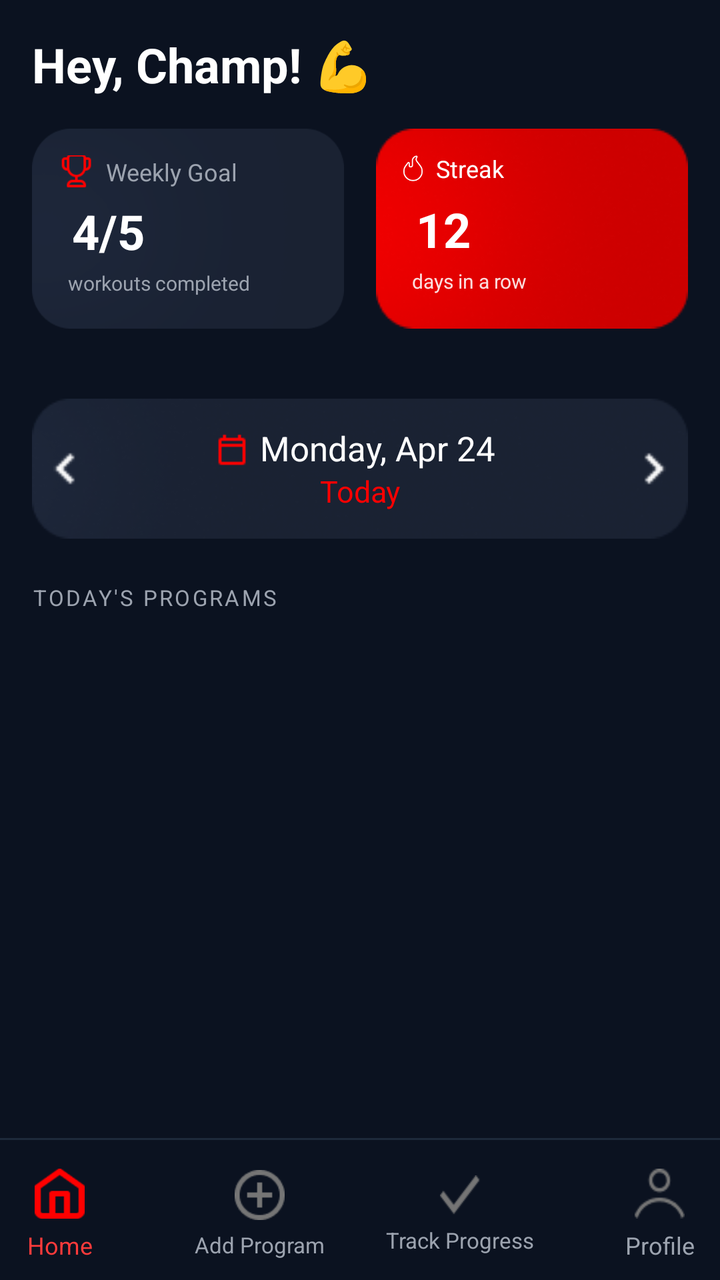
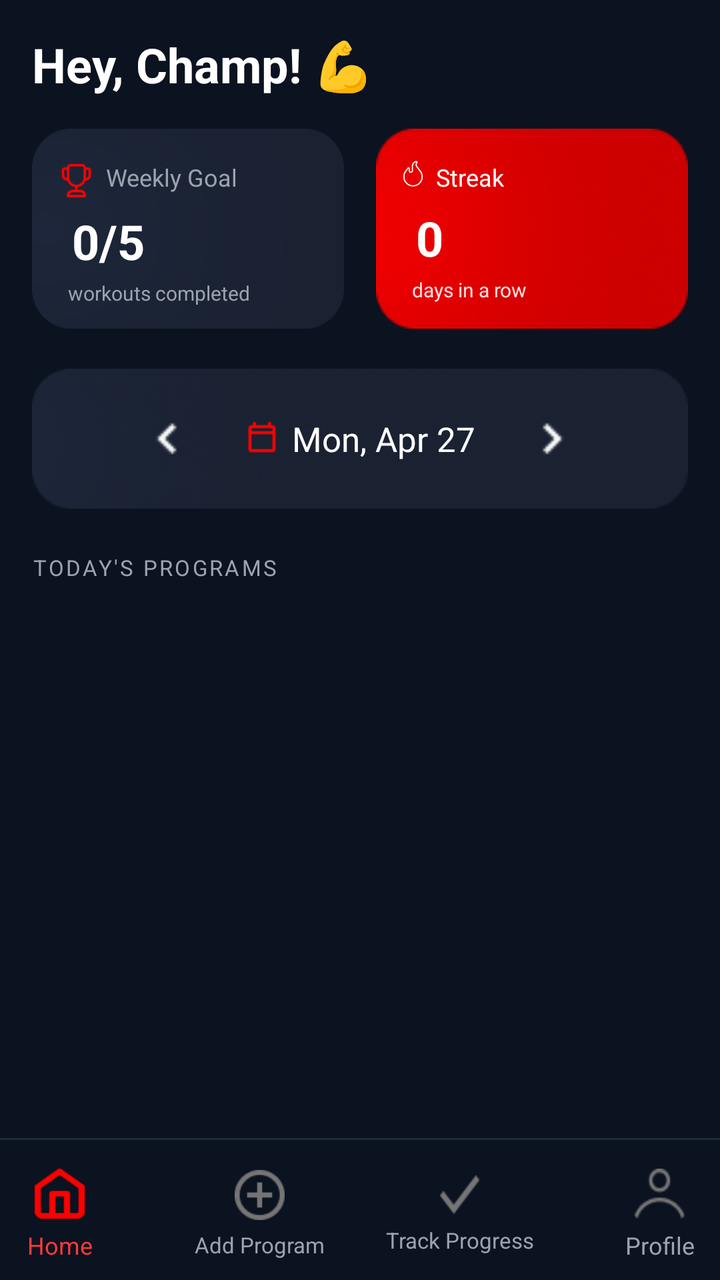

Screens rendered from an Android XML layout before and after an edit, with the pre-edit source and the edit as a unified diff.
<!-- AndroidManifest.xml: application theme Theme.MyApplication -->
<!-- res/layout/activity_main.xml -->
<androidx.constraintlayout.widget.ConstraintLayout xmlns:android="http://schemas.android.com/apk/res/android"
    xmlns:app="http://schemas.android.com/apk/res-auto"
    android:id="@+id/main"
    android:layout_width="match_parent"
    android:layout_height="match_parent"
    android:background="#0B1220">

    
    <LinearLayout
        android:id="@+id/topSection"
        android:layout_width="0dp"
        android:layout_height="wrap_content"
        android:orientation="vertical"
        android:padding="16dp"
        app:layout_constraintEnd_toEndOf="parent"
        app:layout_constraintStart_toStartOf="parent"
        app:layout_constraintTop_toTopOf="parent">

        <TextView
            android:layout_width="wrap_content"
            android:layout_height="wrap_content"
            android:text="Hey, Champ! 💪"
            android:textColor="#FFFFFF"
            android:textSize="24sp"
            android:textStyle="bold" />

        
        <LinearLayout
            android:layout_width="match_parent"
            android:layout_height="wrap_content"
            android:layout_marginTop="16dp"
            android:orientation="horizontal">

            
            <LinearLayout
                android:layout_width="0dp"
                android:layout_height="100dp"
                android:layout_marginEnd="8dp"
                android:layout_weight="1"
                android:background="@drawable/rectangle1"
                android:orientation="vertical"
                android:padding="12dp">

                <LinearLayout
                    android:layout_width="match_parent"
                    android:layout_height="wrap_content"
                    android:layout_marginTop="-3dp"
                    android:orientation="horizontal"
                    android:paddingTop="4dp">

                    <ImageView
                        android:layout_width="20dp"
                        android:layout_height="20dp"
                        android:layout_marginTop="-2.5dp"
                        android:background="@drawable/g_trophy_icon" />

                    <TextView
                        android:layout_width="wrap_content"
                        android:layout_height="wrap_content"
                        android:layout_marginLeft="5dp"
                        android:text="Weekly Goal"
                        android:textColor="#9CA3AF"
                        android:textSize="12sp" />
                </LinearLayout>

                <TextView
                    android:layout_width="wrap_content"
                    android:layout_height="wrap_content"
                    android:layout_marginLeft="8dp"
                    android:layout_marginTop="4dp"
                    android:text="4/5"
                    android:textColor="#FFFFFF"
                    android:textSize="24sp"
                    android:textStyle="bold" />

                <TextView
                    android:layout_width="wrap_content"
                    android:layout_height="wrap_content"
                    android:layout_marginLeft="6dp"
                    android:layout_marginTop="3dp"
                    android:text="workouts completed"
                    android:textColor="#9CA3AF"
                    android:textSize="10sp" />
            </LinearLayout>

            
            <LinearLayout
                android:layout_width="0dp"
                android:layout_height="100dp"
                android:layout_marginStart="8dp"
                android:layout_weight="1"
                android:background="@drawable/rectangle_red"
                android:orientation="vertical"
                android:padding="12dp">

                <LinearLayout
                    android:layout_width="match_parent"
                    android:layout_height="wrap_content"
                    android:layout_marginTop="-3dp"
                    android:orientation="horizontal"
                    android:paddingTop="4dp">

                    <ImageView
                        android:layout_width="13dp"
                        android:layout_height="13dp"
                        android:background="@drawable/fire_icon" />

                    <TextView
                        android:layout_width="wrap_content"
                        android:layout_height="wrap_content"
                        android:layout_marginLeft="5dp"
                        android:layout_marginTop="-2dp"
                        android:text="Streak"
                        android:textColor="#FFFFFF"
                        android:textSize="12sp" />
                </LinearLayout>

                <TextView
                    android:layout_width="wrap_content"
                    android:layout_height="wrap_content"
                    android:layout_marginLeft="8dp"
                    android:layout_marginTop="6dp"
                    android:text="12"
                    android:textColor="#FFFFFF"
                    android:textSize="24sp"
                    android:textStyle="bold" />

                <TextView
                    android:layout_width="wrap_content"
                    android:layout_height="wrap_content"
                    android:layout_marginLeft="6dp"
                    android:layout_marginTop="3dp"
                    android:text="days in a row"
                    android:textColor="#DDFFFFFF"
                    android:textSize="10sp" />
            </LinearLayout>

        </LinearLayout>

        
        <LinearLayout
            android:layout_width="match_parent"
            android:layout_height="70dp"
            android:layout_marginTop="35dp"
            android:background="@drawable/rectangle_calend"
            android:gravity="center"
            android:orientation="horizontal">

            <ImageView
                android:id="@+id/btnPrevDay"
                android:layout_width="30dp"
                android:layout_height="30dp"
                android:layout_marginRight="60dp"
                android:background="@drawable/arrow"
                android:padding="4dp" />

            <ImageView
                android:layout_width="18dp"
                android:layout_height="18dp"
                android:layout_marginTop="-9dp"
                android:layout_marginRight="5dp"
                android:background="@drawable/calendar_icon" />

            <LinearLayout
                android:layout_width="wrap_content"
                android:layout_height="wrap_content"
                android:layout_marginRight="5dp"
                android:orientation="vertical">

                <TextView
                    android:id="@+id/tvCurrentDate"
                    android:layout_width="wrap_content"
                    android:layout_height="wrap_content"
                    android:text="Monday, Apr 24"
                    android:textColor="#FFFFFF"
                    android:textSize="17dp" />

                <TextView
                    android:id="@+id/tvDayLabel"
                    android:layout_width="wrap_content"
                    android:layout_height="wrap_content"
                    android:layout_marginLeft="30dp"
                    android:text="Today"
                    android:textColor="#FF0000"
                    android:textSize="15dp" />

            </LinearLayout>

            <ImageView
                android:id="@+id/btnNextDay"
                android:layout_width="30dp"
                android:layout_height="30dp"
                android:layout_marginLeft="60dp"
                android:background="@drawable/arrow"
                android:rotationY="180"
                android:padding="4dp" />

        </LinearLayout>

        
        <TextView
            android:layout_width="wrap_content"
            android:layout_height="wrap_content"
            android:layout_marginTop="22dp"
            android:text="TODAY'S PROGRAMS"
            android:textColor="#9CA3AF"
            android:textSize="11sp"
            android:letterSpacing="0.1" />

    </LinearLayout>

    
    <ScrollView
        android:id="@+id/scrollContent"
        android:layout_width="0dp"
        android:layout_height="0dp"
        android:fillViewport="true"
        android:scrollbars="none"
        app:layout_constraintBottom_toTopOf="@id/bottomNav"
        app:layout_constraintEnd_toEndOf="parent"
        app:layout_constraintStart_toStartOf="parent"
        app:layout_constraintTop_toBottomOf="@id/topSection">

        <LinearLayout
            android:id="@+id/programContainer"
            android:layout_width="match_parent"
            android:layout_height="wrap_content"
            android:orientation="vertical"
            android:padding="16dp" />

    </ScrollView>

    
    <View
        android:id="@+id/divider"
        android:layout_width="match_parent"
        android:layout_height="1dp"
        android:background="#1E2A3B"
        app:layout_constraintBottom_toTopOf="@id/bottomNav" />

    <LinearLayout
        android:id="@+id/bottomNav"
        android:layout_width="0dp"
        android:layout_height="70dp"
        android:background="#0B1220"
        android:gravity="center"
        android:orientation="horizontal"
        android:paddingTop="5dp"
        app:layout_constraintBottom_toBottomOf="parent"
        app:layout_constraintEnd_toEndOf="parent"
        app:layout_constraintStart_toStartOf="parent">

        
        <LinearLayout
            android:id="@+id/navHome"
            android:layout_width="80dp"
            android:layout_height="wrap_content"
            android:orientation="vertical">

            <ImageView
                android:layout_width="25dp"
                android:layout_height="25dp"
                android:layout_gravity="center"
                android:layout_marginBottom="5dp"
                android:background="@drawable/home_icon" />

            <TextView
                android:layout_width="wrap_content"
                android:layout_height="wrap_content"
                android:layout_gravity="center"
                android:text="Home"
                android:textColor="#FF3B3B"
                android:textSize="12dp" />
        </LinearLayout>

        
        <LinearLayout
            android:id="@+id/navAddProgram"
            android:layout_width="80dp"
            android:layout_height="wrap_content"
            android:layout_marginLeft="20dp"
            android:orientation="vertical">

            <ImageView
                android:layout_width="25dp"
                android:layout_height="25dp"
                android:layout_gravity="center"
                android:layout_marginBottom="5dp"
                android:background="@drawable/add_icon" />

            <TextView
                android:layout_width="wrap_content"
                android:layout_height="wrap_content"
                android:layout_gravity="center"
                android:text="Add Program"
                android:textColor="#9CA3AF"
                android:textSize="11dp" />
        </LinearLayout>

        
        <LinearLayout
            android:id="@+id/navTrack"
            android:layout_width="80dp"
            android:layout_height="wrap_content"
            android:layout_marginLeft="20dp"
            android:orientation="vertical">

            <ImageView
                android:layout_width="20dp"
                android:layout_height="20dp"
                android:layout_gravity="center"
                android:layout_marginBottom="5dp"
                android:background="@drawable/check_icon" />

            <TextView
                android:layout_width="wrap_content"
                android:layout_height="wrap_content"
                android:layout_gravity="center"
                android:text="Track Progress"
                android:textColor="#9CA3AF"
                android:textSize="11dp" />
        </LinearLayout>

        
        <LinearLayout
            android:id="@+id/navProfile"
            android:layout_width="80dp"
            android:layout_height="wrap_content"
            android:layout_marginLeft="20dp"
            android:orientation="vertical">

            <ImageView
                android:layout_width="25dp"
                android:layout_height="25dp"
                android:layout_gravity="center"
                android:layout_marginBottom="5dp"
                android:background="@drawable/profile_icon" />

            <TextView
                android:layout_width="wrap_content"
                android:layout_height="wrap_content"
                android:layout_gravity="center"
                android:text="Profile"
                android:textColor="#9CA3AF"
                android:textSize="12dp" />
        </LinearLayout>

    </LinearLayout>

</androidx.constraintlayout.widget.ConstraintLayout>
<!-- resources referenced by this layout -->
<resources>
  <!-- drawable add_icon: png bitmap (drawable, 1123 bytes) -->
  <!-- drawable arrow: png bitmap (drawable, 207 bytes) -->
  <!-- drawable calendar_icon: png bitmap (drawable, 172 bytes) -->
  <!-- drawable check_icon: png bitmap (drawable, 443 bytes) -->
  <!-- drawable fire_icon: png bitmap (drawable, 1337 bytes) -->
  <!-- drawable g_trophy_icon: png bitmap (drawable, 699 bytes) -->
  <!-- drawable home_icon: png bitmap (drawable, 511 bytes) -->
  <!-- drawable profile_icon: png bitmap (drawable, 831 bytes) -->
  <!-- drawable rectangle1: png bitmap (drawable, 6734 bytes) -->
  <!-- drawable rectangle_calend: png bitmap (drawable, 10173 bytes) -->
  <!-- drawable rectangle_red: png bitmap (drawable, 8593 bytes) -->
  <style name="Theme.MyApplication" parent="Base.Theme.MyApplication" />
  <style name="Base.Theme.MyApplication" parent="Theme.Material3.DayNight.NoActionBar">
          
          
      </style>
</resources>

<!-- the commit's change to res/layout/activity_main.xml (unified diff, before → after) -->
@@ -1,3 +1,4 @@
+<?xml version="1.0" encoding="utf-8"?>
 <androidx.constraintlayout.widget.ConstraintLayout xmlns:android="http://schemas.android.com/apk/res/android"
     xmlns:app="http://schemas.android.com/apk/res-auto"
     android:id="@+id/main"
@@ -44,14 +45,12 @@
                 <LinearLayout
                     android:layout_width="match_parent"
                     android:layout_height="wrap_content"
-                    android:layout_marginTop="-3dp"
                     android:orientation="horizontal"
                     android:paddingTop="4dp">
 
                     <ImageView
                         android:layout_width="20dp"
                         android:layout_height="20dp"
-                        android:layout_marginTop="-2.5dp"
                         android:background="@drawable/g_trophy_icon" />
 
                     <TextView
@@ -64,11 +63,12 @@
                 </LinearLayout>
 
                 <TextView
+                    android:id="@+id/tvWeeklyGoal"
                     android:layout_width="wrap_content"
                     android:layout_height="wrap_content"
                     android:layout_marginLeft="8dp"
                     android:layout_marginTop="4dp"
-                    android:text="4/5"
+                    android:text="0/5"
                     android:textColor="#FFFFFF"
                     android:textSize="24sp"
                     android:textStyle="bold" />
@@ -96,7 +96,6 @@
                 <LinearLayout
                     android:layout_width="match_parent"
                     android:layout_height="wrap_content"
-                    android:layout_marginTop="-3dp"
                     android:orientation="horizontal"
                     android:paddingTop="4dp">
 
@@ -109,18 +108,18 @@
                         android:layout_width="wrap_content"
                         android:layout_height="wrap_content"
                         android:layout_marginLeft="5dp"
-                        android:layout_marginTop="-2dp"
                         android:text="Streak"
                         android:textColor="#FFFFFF"
                         android:textSize="12sp" />
                 </LinearLayout>
 
                 <TextView
+                    android:id="@+id/tvStreak"
                     android:layout_width="wrap_content"
                     android:layout_height="wrap_content"
                     android:layout_marginLeft="8dp"
                     android:layout_marginTop="6dp"
-                    android:text="12"
+                    android:text="0"
                     android:textColor="#FFFFFF"
                     android:textSize="24sp"
                     android:textStyle="bold" />
@@ -141,7 +140,7 @@
         <LinearLayout
             android:layout_width="match_parent"
             android:layout_height="70dp"
-            android:layout_marginTop="35dp"
+            android:layout_marginTop="20dp"
             android:background="@drawable/rectangle_calend"
             android:gravity="center"
             android:orientation="horizontal">
@@ -150,47 +149,40 @@
                 android:id="@+id/btnPrevDay"
                 android:layout_width="30dp"
                 android:layout_height="30dp"
-                android:layout_marginRight="60dp"
+                android:layout_marginEnd="24dp"
                 android:background="@drawable/arrow"
                 android:padding="4dp" />
 
             <ImageView
                 android:layout_width="18dp"
                 android:layout_height="18dp"
-                android:layout_marginTop="-9dp"
-                android:layout_marginRight="5dp"
+                android:layout_marginEnd="6dp"
                 android:background="@drawable/calendar_icon" />
 
-            <LinearLayout
+            
+            <TextView
+                android:id="@+id/tvCurrentDate"
                 android:layout_width="wrap_content"
                 android:layout_height="wrap_content"
-                android:layout_marginRight="5dp"
-                android:orientation="vertical">
-
-                <TextView
-                    android:id="@+id/tvCurrentDate"
-                    android:layout_width="wrap_content"
-                    android:layout_height="wrap_content"
-                    android:text="Monday, Apr 24"
-                    android:textColor="#FFFFFF"
-                    android:textSize="17dp" />
-
-                <TextView
-                    android:id="@+id/tvDayLabel"
-                    android:layout_width="wrap_content"
-                    android:layout_height="wrap_content"
-                    android:layout_marginLeft="30dp"
-                    android:text="Today"
-                    android:textColor="#FF0000"
-                    android:textSize="15dp" />
-
-            </LinearLayout>
+                android:text="Mon, Apr 27"
+                android:textColor="#FFFFFF"
+                android:textSize="17sp" />
+
+            <TextView
+                android:id="@+id/tvDayLabel"
+                android:layout_width="wrap_content"
+                android:layout_height="wrap_content"
+                android:layout_marginStart="8dp"
+                android:text="· Today"
+                android:textColor="#FF3B3B"
+                android:textSize="15sp"
+                android:visibility="gone" />
 
             <ImageView
                 android:id="@+id/btnNextDay"
                 android:layout_width="30dp"
                 android:layout_height="30dp"
-                android:layout_marginLeft="60dp"
+                android:layout_marginStart="24dp"
                 android:background="@drawable/arrow"
                 android:rotationY="180"
                 android:padding="4dp" />
@@ -250,99 +242,24 @@
         app:layout_constraintEnd_toEndOf="parent"
         app:layout_constraintStart_toStartOf="parent">
 
-        
-        <LinearLayout
-            android:id="@+id/navHome"
-            android:layout_width="80dp"
-            android:layout_height="wrap_content"
-            android:orientation="vertical">
-
-            <ImageView
-                android:layout_width="25dp"
-                android:layout_height="25dp"
-                android:layout_gravity="center"
-                android:layout_marginBottom="5dp"
-                android:background="@drawable/home_icon" />
-
-            <TextView
-                android:layout_width="wrap_content"
-                android:layout_height="wrap_content"
-                android:layout_gravity="center"
-                android:text="Home"
-                android:textColor="#FF3B3B"
-                android:textSize="12dp" />
-        </LinearLayout>
-
-        
-        <LinearLayout
-            android:id="@+id/navAddProgram"
-            android:layout_width="80dp"
-            android:layout_height="wrap_content"
-            android:layout_marginLeft="20dp"
-            android:orientation="vertical">
-
-            <ImageView
-                android:layout_width="25dp"
-                android:layout_height="25dp"
-                android:layout_gravity="center"
-                android:layout_marginBottom="5dp"
-                android:background="@drawable/add_icon" />
-
-            <TextView
-                android:layout_width="wrap_content"
-                android:layout_height="wrap_content"
-                android:layout_gravity="center"
-                android:text="Add Program"
-                android:textColor="#9CA3AF"
-                android:textSize="11dp" />
-        </LinearLayout>
-
-        
-        <LinearLayout
-            android:id="@+id/navTrack"
-            android:layout_width="80dp"
-            android:layout_height="wrap_content"
-            android:layout_marginLeft="20dp"
-            android:orientation="vertical">
-
-            <ImageView
-                android:layout_width="20dp"
-                android:layout_height="20dp"
-                android:layout_gravity="center"
-                android:layout_marginBottom="5dp"
-                android:background="@drawable/check_icon" />
-
-            <TextView
-                android:layout_width="wrap_content"
-                android:layout_height="wrap_content"
-                android:layout_gravity="center"
-                android:text="Track Progress"
-                android:textColor="#9CA3AF"
-                android:textSize="11dp" />
-        </LinearLayout>
-
-        
-        <LinearLayout
-            android:id="@+id/navProfile"
-            android:layout_width="80dp"
-            android:layout_height="wrap_content"
-            android:layout_marginLeft="20dp"
-            android:orientation="vertical">
-
-            <ImageView
-                android:layout_width="25dp"
-                android:layout_height="25dp"
-                android:layout_gravity="center"
-                android:layout_marginBottom="5dp"
-                android:background="@drawable/profile_icon" />
-
-            <TextView
-                android:layout_width="wrap_content"
-                android:layout_height="wrap_content"
-                android:layout_gravity="center"
-                android:text="Profile"
-                android:textColor="#9CA3AF"
-                android:textSize="12dp" />
+        <LinearLayout android:id="@+id/navHome" android:layout_width="80dp" android:layout_height="wrap_content" android:orientation="vertical">
+            <ImageView android:layout_width="25dp" android:layout_height="25dp" android:layout_gravity="center" android:layout_marginBottom="5dp" android:background="@drawable/home_icon" />
+            <TextView android:layout_width="wrap_content" android:layout_height="wrap_content" android:layout_gravity="center" android:text="Home" android:textColor="#FF3B3B" android:textSize="12dp" />
+        </LinearLayout>
+
+        <LinearLayout android:id="@+id/navAddProgram" android:layout_width="80dp" android:layout_height="wrap_content" android:layout_marginLeft="20dp" android:orientation="vertical">
+            <ImageView android:layout_width="25dp" android:layout_height="25dp" android:layout_gravity="center" android:layout_marginBottom="5dp" android:background="@drawable/add_icon" />
+            <TextView android:layout_width="wrap_content" android:layout_height="wrap_content" android:layout_gravity="center" android:text="Add Program" android:textColor="#9CA3AF" android:textSize="11dp" />
+        </LinearLayout>
+
+        <LinearLayout android:id="@+id/navTrack" android:layout_width="80dp" android:layout_height="wrap_content" android:layout_marginLeft="20dp" android:orientation="vertical">
+            <ImageView android:layout_width="20dp" android:layout_height="20dp" android:layout_gravity="center" android:layout_marginBottom="5dp" android:background="@drawable/check_icon" />
+            <TextView android:layout_width="wrap_content" android:layout_height="wrap_content" android:layout_gravity="center" android:text="Track Progress" android:textColor="#9CA3AF" android:textSize="11dp" />
+        </LinearLayout>
+
+        <LinearLayout android:id="@+id/navProfile" android:layout_width="80dp" android:layout_height="wrap_content" android:layout_marginLeft="20dp" android:orientation="vertical">
+            <ImageView android:layout_width="25dp" android:layout_height="25dp" android:layout_gravity="center" android:layout_marginBottom="5dp" android:background="@drawable/profile_icon" />
+            <TextView android:layout_width="wrap_content" android:layout_height="wrap_content" android:layout_gravity="center" android:text="Profile" android:textColor="#9CA3AF" android:textSize="12dp" />
         </LinearLayout>
 
     </LinearLayout>
